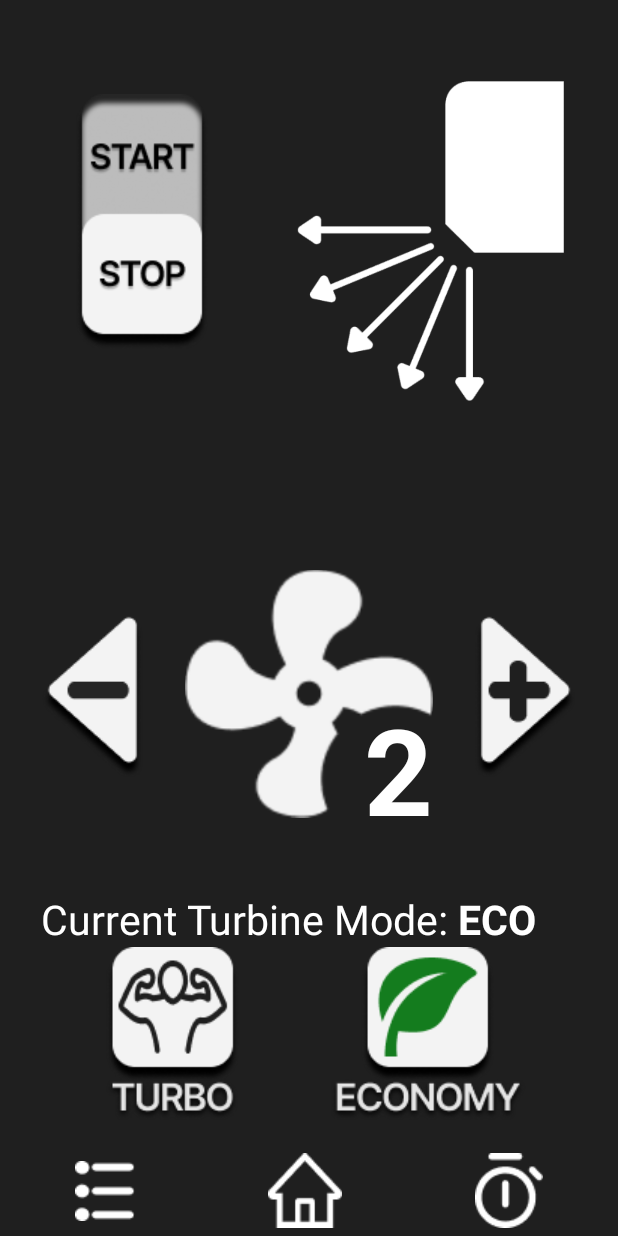
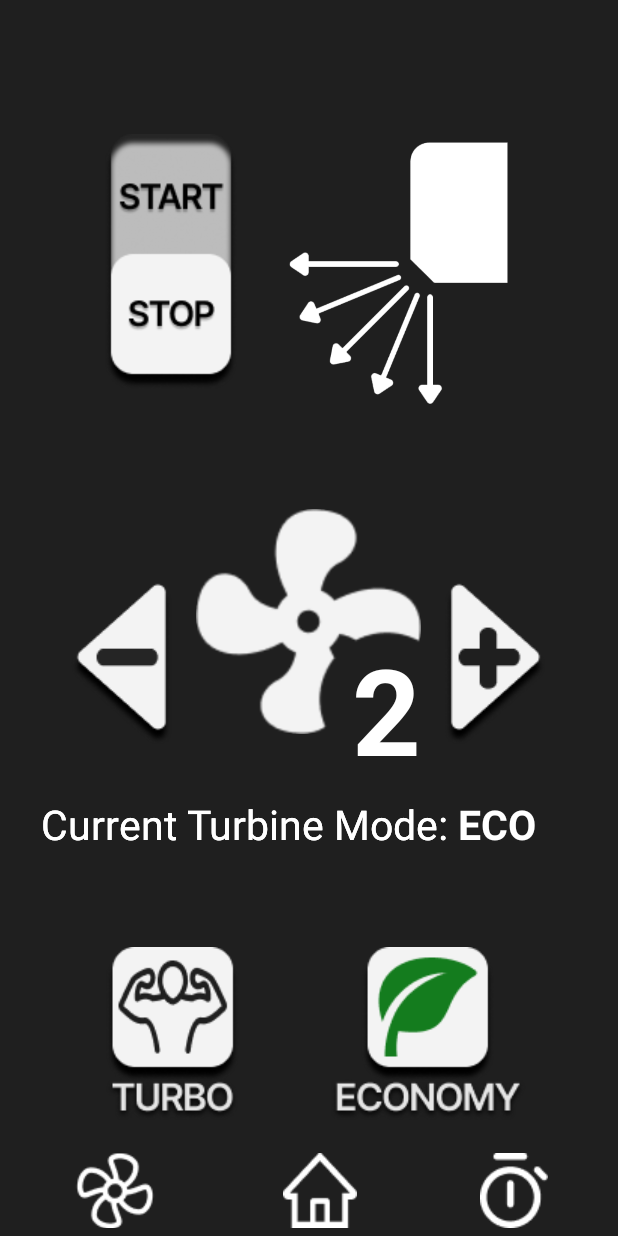
Before and after one commit to DebsTheLemon/AControl, an Android app: the MoreActivity screen opened directly, with no data from a screen before it, on a phone screen of 412 x 824 dp. Run offline under Robolectric (Android 15) with nearby library versions, the phone set to English and light mode, and no system bars.

Commit message:
UI Tweaking

```diff
--- a/app/src/main/res/layout/activity_more.xml
+++ b/app/src/main/res/layout/activity_more.xml
@@ -8,18 +8,23 @@
     android:layout_height="match_parent"
     tools:context=".MoreActivity">
 
-    <ImageView
-        android:id="@+id/SwingSwitch"
+    <TextView
+        android:id="@+id/txtCurrentTurbineMode2"
+        style="@style/Widget.AppCompat.TextView"
         android:layout_width="wrap_content"
         android:layout_height="wrap_content"
-        android:background="#00FFFFFF"
-        android:src="@drawable/selector_switch"
-        app:layout_constraintBottom_toBottomOf="parent"
+        android:layout_marginTop="492dp"
+        android:text="Current Turbine Mode: "
+        android:textColor="#FFFFFF"
+        android:textSize="27sp"
+        android:textStyle="normal"
+        app:layout_constraintBottom_toTopOf="@+id/turbineModeMenu"
         app:layout_constraintEnd_toEndOf="parent"
-        app:layout_constraintHorizontal_bias="0.157"
+        app:layout_constraintHorizontal_bias="0.205"
         app:layout_constraintStart_toStartOf="parent"
         app:layout_constraintTop_toTopOf="parent"
-        app:layout_constraintVertical_bias="0.096" />
+        app:layout_constraintVertical_bias="0.38" />
+
 
     <RadioGroup
         android:id="@+id/turbineModeMenu"
@@ -69,7 +74,7 @@
         app:layout_constraintHorizontal_bias="0.205"
         app:layout_constraintStart_toStartOf="parent"
         app:layout_constraintTop_toTopOf="parent"
-        app:layout_constraintVertical_bias="1.0" />
+        app:layout_constraintVertical_bias="0.38" />
 
     <TextView
         android:id="@+id/CurrentTurbineVal"
@@ -80,7 +85,7 @@
         android:textColor="#FFFFFF"
         android:textSize="27sp"
         android:textStyle="normal|bold"
-        app:layout_constraintBottom_toTopOf="@+id/turbineModeMenu"
+        app:layout_constraintBottom_toBottomOf="@+id/txtCurrentTurbineMode2"
         app:layout_constraintEnd_toEndOf="parent"
         app:layout_constraintHorizontal_bias="0.0"
         app:layout_constraintStart_toEndOf="@+id/txtCurrentTurbineMode"
@@ -104,13 +109,11 @@
 
         <ImageButton
             android:id="@+id/More"
-            android:layout_width="wrap_content"
+            android:layout_width="60dp"
             android:layout_height="50dp"
             android:layout_weight="1"
             android:background="#1f1f1f"
-            android:src="@drawable/btn_more"
-            tools:layout_editor_absoluteX="0dp"
-            tools:layout_editor_absoluteY="707dp" />
+            android:src="@drawable/btn_more" />
 
         <ImageButton
             android:id="@+id/Home"
@@ -131,26 +134,40 @@
 
     <ImageView
         android:id="@+id/Fan"
-        android:layout_width="165dp"
-        android:layout_height="166dp"
+        android:layout_width="150dp"
+        android:layout_height="150dp"
         android:src="@drawable/icon_fan"
         app:layout_constraintBottom_toTopOf="@+id/txtCurrentTurbineMode"
         app:layout_constraintEnd_toEndOf="parent"
+        app:layout_constraintHorizontal_bias="0.498"
         app:layout_constraintStart_toStartOf="parent"
         app:layout_constraintTop_toTopOf="parent"
-        app:layout_constraintVertical_bias="0.886" />
+        app:layout_constraintVertical_bias="0.891" />
 
     <ImageView
         android:id="@+id/Swing"
-        android:layout_width="220dp"
-        android:layout_height="220dp"
+        android:layout_width="180dp"
+        android:layout_height="180dp"
         android:src="@drawable/icon_swing"
         app:layout_constraintBottom_toTopOf="@+id/Fan"
         app:layout_constraintEnd_toEndOf="parent"
-        app:layout_constraintHorizontal_bias="0.916"
+        app:layout_constraintHorizontal_bias="0.753"
         app:layout_constraintStart_toStartOf="parent"
         app:layout_constraintTop_toTopOf="parent"
-        app:layout_constraintVertical_bias="0.321" />
+        app:layout_constraintVertical_bias="0.583" />
+
+    <ImageView
+        android:id="@+id/SwingSwitch"
+        android:layout_width="wrap_content"
+        android:layout_height="wrap_content"
+        android:background="#00FFFFFF"
+        android:src="@drawable/selector_switch"
+        app:layout_constraintBottom_toBottomOf="parent"
+        app:layout_constraintEnd_toEndOf="parent"
+        app:layout_constraintHorizontal_bias="0.216"
+        app:layout_constraintStart_toStartOf="parent"
+        app:layout_constraintTop_toTopOf="parent"
+        app:layout_constraintVertical_bias="0.137" />
 
     <TextView
         android:id="@+id/TxtCurrentFanVal"
@@ -164,7 +181,7 @@
         android:textStyle="bold"
         app:layout_constraintBottom_toTopOf="@+id/txtCurrentTurbineMode"
         app:layout_constraintEnd_toEndOf="parent"
-        app:layout_constraintHorizontal_bias="0.663"
+        app:layout_constraintHorizontal_bias="0.641"
         app:layout_constraintStart_toStartOf="parent"
         app:layout_constraintTop_toTopOf="@+id/Fan"
         app:layout_constraintVertical_bias="0.0" />
@@ -179,9 +196,10 @@
         android:src="@drawable/selector_pressed_plus_button"
         app:layout_constraintBottom_toBottomOf="parent"
         app:layout_constraintEnd_toEndOf="parent"
+        app:layout_constraintHorizontal_bias="0.0"
         app:layout_constraintStart_toEndOf="@+id/Fan"
         app:layout_constraintTop_toTopOf="parent"
-        app:layout_constraintVertical_bias="0.569" />
+        app:layout_constraintVertical_bias="0.537" />
 
     <ImageView
         android:id="@+id/FanMinusBtn"
@@ -193,9 +211,9 @@
         android:src="@drawable/selector_pressed_minus_button"
         app:layout_constraintBottom_toBottomOf="parent"
         app:layout_constraintEnd_toStartOf="@+id/Fan"
-        app:layout_constraintHorizontal_bias="0.571"
+        app:layout_constraintHorizontal_bias="1.0"
         app:layout_constraintStart_toStartOf="parent"
         app:layout_constraintTop_toTopOf="parent"
-        app:layout_constraintVertical_bias="0.569" />
+        app:layout_constraintVertical_bias="0.537" />
 
 </androidx.constraintlayout.widget.ConstraintLayout >
```
Also changed, not shown: app/src/main/res/drawable/btn_more.png.
